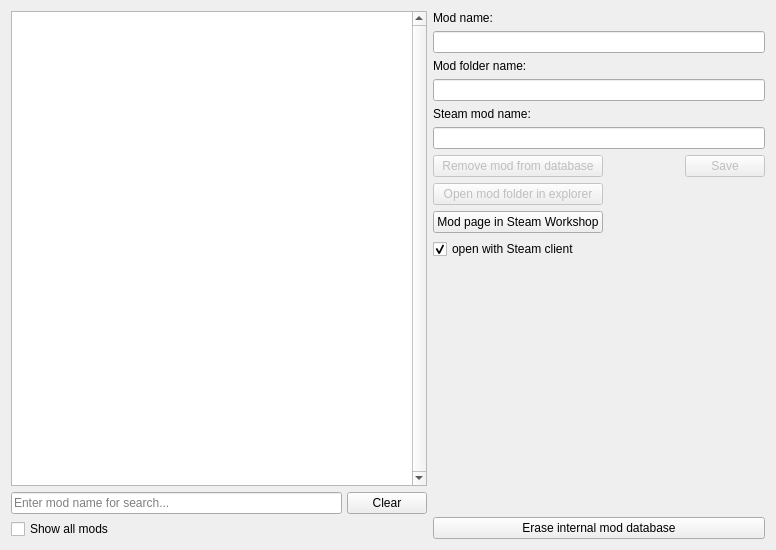
This is DatabaseEditor.ui in Van-Weyden/ESModManager as Qt 5 draws it before an edit. The edited form follows.
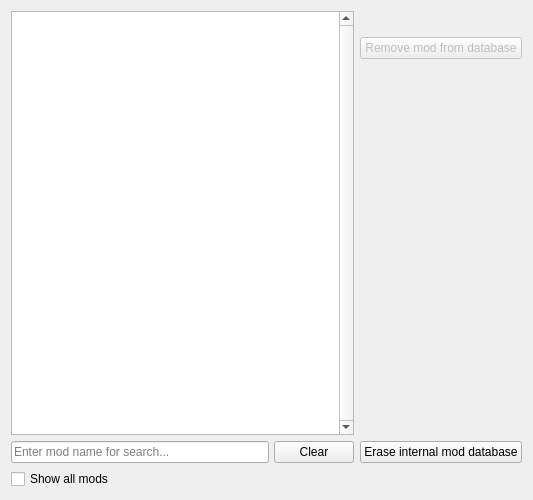
This is the edited form. Custom widgets are drawn as their Qt base class.

Diff of the .ui file:
```diff
--- a/DatabaseEditor.ui
+++ b/DatabaseEditor.ui
@@ -6,15 +6,15 @@
    <rect>
     <x>0</x>
     <y>0</y>
-    <width>776</width>
-    <height>550</height>
+    <width>533</width>
+    <height>500</height>
    </rect>
   </property>
   <property name="windowTitle">
    <string>Editor of internal mod database</string>
   </property>
-  <layout class="QHBoxLayout" name="horizontalLayout_2" stretch="5,4">
-   <item>
+  <layout class="QGridLayout" name="gridLayout">
+   <item row="0" column="0">
     <layout class="QVBoxLayout" name="leftMainVerticalLayout">
      <property name="spacing">
       <number>5</number>
@@ -59,122 +59,30 @@
        </item>
       </layout>
      </item>
-     <item>
-      <widget class="QCheckBox" name="showAllModsCheckBox">
-       <property name="toolTip">
-        <string>Display all mods that have been saved in the database.
-If unchecked, only installed mods are displayed.</string>
-       </property>
-       <property name="text">
-        <string>Show all mods</string>
-       </property>
-      </widget>
-     </item>
     </layout>
    </item>
-   <item>
-    <layout class="QVBoxLayout" name="rightMainVerticalLayout">
+   <item row="0" column="1">
+    <layout class="QVBoxLayout" name="rightMainVerticalLayout" stretch="0,0,1,0">
      <item>
-      <widget class="QLabel" name="modNameLabel">
-       <property name="text">
-        <string>Mod name:</string>
+      <widget class="ModInfoWidget" name="modInfo" native="true">
+       <property name="minimumSize">
+        <size>
+         <width>0</width>
+         <height>20</height>
+        </size>
        </property>
       </widget>
      </item>
      <item>
-      <widget class="QLineEdit" name="modNameLineEdit"/>
-     </item>
-     <item>
-      <widget class="QLabel" name="modFolderLabel">
-       <property name="text">
-        <string>Mod folder name:</string>
+      <widget class="QPushButton" name="removeModPushButton">
+       <property name="enabled">
+        <bool>false</bool>
        </property>
-      </widget>
-     </item>
-     <item>
-      <widget class="QLineEdit" name="modFolderNameLineEdit">
-       <property name="readOnly">
-        <bool>true</bool>
-       </property>
-      </widget>
-     </item>
-     <item>
-      <widget class="QLabel" name="steamModNameLabel">
        <property name="text">
-        <string>Steam mod name:</string>
+        <string>Remove mod from database</string>
        </property>
       </widget>
      </item>
-     <item>
-      <widget class="QLineEdit" name="steamModNameLineEdit"/>
-     </item>
-     <item>
-      <layout class="QGridLayout" name="gridLayout">
-       <item row="2" column="0">
-        <widget class="QPushButton" name="openWorkshopPushButton">
-         <property name="text">
-          <string>Mod page in Steam Workshop</string>
-         </property>
-        </widget>
-       </item>
-       <item row="0" column="0">
-        <widget class="QPushButton" name="removeModPushButton">
-         <property name="enabled">
-          <bool>false</bool>
-         </property>
-         <property name="text">
-          <string>Remove mod from database</string>
-         </property>
-        </widget>
-       </item>
-       <item row="3" column="0">
-        <widget class="QCheckBox" name="openWorkshopWithSteamCheckBox">
-         <property name="toolTip">
-          <string>If unchecked, the mod page will be opened in the browser instead of the Steam client.</string>
-         </property>
-         <property name="text">
-          <string>open with Steam client</string>
-         </property>
-         <property name="checked">
-          <bool>true</bool>
-         </property>
-        </widget>
-       </item>
-       <item row="0" column="2">
-        <widget class="QPushButton" name="saveModInfoPushButton">
-         <property name="enabled">
-          <bool>false</bool>
-         </property>
-         <property name="text">
-          <string>Save</string>
-         </property>
-        </widget>
-       </item>
-       <item row="1" column="0">
-        <widget class="QPushButton" name="openModFolderPushButton">
-         <property name="enabled">
-          <bool>false</bool>
-         </property>
-         <property name="text">
-          <string>Open mod folder in explorer</string>
-         </property>
-        </widget>
-       </item>
-       <item row="0" column="1">
-        <spacer name="horizontalSpacer">
-         <property name="orientation">
-          <enum>Qt::Horizontal</enum>
-         </property>
-         <property name="sizeHint" stdset="0">
-          <size>
-           <width>20</width>
-           <height>20</height>
-          </size>
-         </property>
-        </spacer>
-       </item>
-      </layout>
-     </item>
      <item>
       <spacer name="leftMainVerticalSpacer">
        <property name="orientation">
@@ -197,8 +105,27 @@
      </item>
     </layout>
    </item>
+   <item row="1" column="0" colspan="2">
+    <widget class="QCheckBox" name="showAllModsCheckBox">
+     <property name="toolTip">
+      <string>Display all mods that have been saved in the database.
+If unchecked, only installed mods are displayed.</string>
+     </property>
+     <property name="text">
+      <string>Show all mods</string>
+     </property>
+    </widget>
+   </item>
   </layout>
  </widget>
+ <customwidgets>
+  <customwidget>
+   <class>ModInfoWidget</class>
+   <extends>QWidget</extends>
+   <header location="global">ModInfoWidget.h</header>
+   <container>1</container>
+  </customwidget>
+ </customwidgets>
  <resources/>
  <connections/>
 </ui>
```
